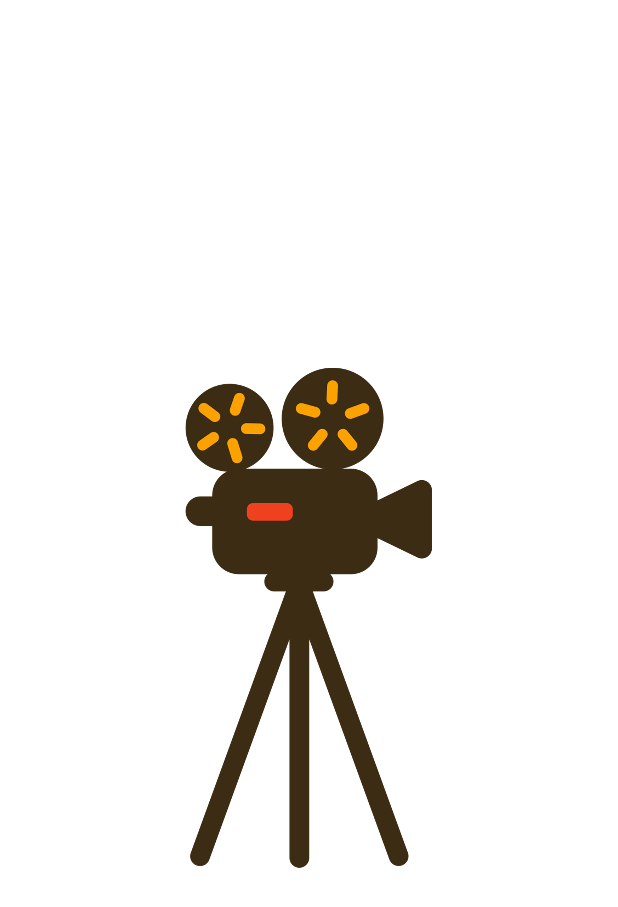
After one commit to ShoshinOleg/MovieReviews, an Android app: the SplashActivity screen opened directly, with no data from a screen before it, on a phone screen of 412 x 824 dp. The commit adds this screen. Shown: the top 907 px of the screen. Run offline under Robolectric (Android 15) with nearby library versions, the light colour scheme and no system bars; 1 statement that could not run was skipped.

Commit message:
Add splash activity and dark theme

```diff
--- a/app/src/main/AndroidManifest.xml
+++ b/app/src/main/AndroidManifest.xml
@@ -2,21 +2,28 @@
 <manifest xmlns:android="http://schemas.android.com/apk/res/android"
     package="com.shoshin.moviereviews">
 
+    <uses-permission android:name="android.permission.INTERNET" />
+
     <application
         android:allowBackup="true"
+        android:name=".main.App"
         android:icon="@mipmap/ic_launcher"
         android:label="@string/app_name"
         android:roundIcon="@mipmap/ic_launcher_round"
         android:supportsRtl="true"
         android:theme="@style/Theme.MovieReviews">
+        <activity android:name=".activities.SplashActivity"
+            android:exported="true"
+            android:theme="@style/AppSplashTheme"
+            >
+            <intent-filter>
+                <action android:name="android.intent.action.MAIN" />
+                <category android:name="android.intent.category.LAUNCHER" />
+            </intent-filter>
+        </activity>
         <activity
             android:name=".activities.MainActivity"
             android:exported="true">
-            <intent-filter>
-                <action android:name="android.intent.action.MAIN" />
-
-                <category android:name="android.intent.category.LAUNCHER" />
-            </intent-filter>
         </activity>
     </application>
 
--- /dev/null
+++ b/app/src/main/java/com/shoshin/moviereviews/activities/SplashActivity.kt
@@ -0,0 +1,15 @@
+package com.shoshin.moviereviews.activities
+
+import android.annotation.SuppressLint
+import android.content.Intent
+import android.os.Bundle
+import androidx.appcompat.app.AppCompatActivity
+
+@SuppressLint("CustomSplashScreen")
+class SplashActivity: AppCompatActivity() {
+    override fun onCreate(savedInstanceState: Bundle?) {
+        super.onCreate(savedInstanceState)
+        startActivity(Intent(this, MainActivity::class.java))
+        finish()
+    }
+}
--- a/app/src/main/java/com/shoshin/moviereviews/di/review/ReviewModule.kt
+++ b/app/src/main/java/com/shoshin/moviereviews/di/review/ReviewModule.kt
@@ -6,6 +6,9 @@ import com.shoshin.data.entities.reviews_response.ReviewResponseToReviewsRemoteM
 import com.shoshin.data.entities.reviews_response.ReviewsResponse
 import com.shoshin.domain.common.Mapper
 import com.shoshin.domain.entities.Review
+import com.shoshin.domain.repositories.IApiKeyRepository
+import com.shoshin.moviereviews.repositories.ApiKeyRepository
+import dagger.Binds
 import dagger.Module
 import dagger.Provides
 import dagger.hilt.InstallIn
@@ -21,4 +24,7 @@ class ReviewModule {
     @Provides
     fun provideReviewRemoteToReviewMapper(): Mapper<ReviewRemote, Review>
         = ReviewRemoteToReviewMapper()
+
+    @Provides
+    fun bindApiKeyRepository(): IApiKeyRepository = ApiKeyRepository()
 }
--- /dev/null
+++ b/app/src/main/res/drawable-v24/splash_drawable.xml
@@ -0,0 +1,11 @@
+<?xml version="1.0" encoding="utf-8"?>
+<layer-list xmlns:android="http://schemas.android.com/apk/res/android">
+    <item>
+        <shape android:shape="rectangle">
+            <solid android:color="@color/splash_background" />
+        </shape>
+    </item>
+    <item
+        android:drawable="@drawable/movie_review_logo"
+        android:gravity="center" />
+</layer-list>
--- a/app/src/main/res/layout/activity_main.xml
+++ b/app/src/main/res/layout/activity_main.xml
@@ -2,6 +2,7 @@
 <androidx.constraintlayout.widget.ConstraintLayout xmlns:android="http://schemas.android.com/apk/res/android"
     xmlns:app="http://schemas.android.com/apk/res-auto"
     xmlns:tools="http://schemas.android.com/tools"
+    android:background="?attr/background"
     android:layout_width="match_parent"
     android:layout_height="match_parent"
     tools:context=".activities.MainActivity">
--- a/app/src/main/res/layout/load_state_holder.xml
+++ b/app/src/main/res/layout/load_state_holder.xml
@@ -5,8 +5,7 @@
     xmlns:tools="http://schemas.android.com/tools"
     android:layout_width="match_parent"
     android:layout_height="80dp"
-    android:paddingStart="8dp"
-    android:paddingEnd="8dp">
+    android:padding="8dp">
 
     <ProgressBar
         android:id="@+id/progressBar"
@@ -40,7 +39,6 @@
         android:layout_marginTop="2dp"
         android:visibility="gone"
         tools:visibility="visible"
-        android:textColor="@color/black"
         app:layout_constraintStart_toStartOf="parent"
         app:layout_constraintEnd_toEndOf="parent"
         app:layout_constraintTop_toBottomOf="@id/messageTextView"
--- a/app/src/main/res/layout/review_holder.xml
+++ b/app/src/main/res/layout/review_holder.xml
@@ -32,7 +32,7 @@
 
         android:layout_width="0dp"
         android:layout_height="wrap_content"
-        app:layout_constraintTop_toTopOf="parent"
+        app:layout_constraintTop_toTopOf="@+id/image"
         app:layout_constraintStart_toEndOf="@+id/image"
         app:layout_constraintEnd_toEndOf="parent"
         tools:text="@tools:sample/lorem"
@@ -40,7 +40,7 @@
 
     <TextView
         android:id="@+id/description"
-        style="@style/TextAppearance.MaterialComponents.Body2"
+        style="@style/TextAppearance.MaterialComponents.Body1"
         android:ellipsize="end"
         android:maxLines="3"
 
--- a/app/src/main/res/values-night/themes.xml
+++ b/app/src/main/res/values-night/themes.xml
@@ -1,16 +1,27 @@
 <resources xmlns:tools="http://schemas.android.com/tools">
     <!-- Base application theme. -->
-    <style name="Theme.MovieReviews" parent="Theme.MaterialComponents.DayNight.DarkActionBar">
+    <style name="Theme.MovieReviews" parent="Theme.MaterialComponents.DayNight.NoActionBar">
         <!-- Primary brand color. -->
-        <item name="colorPrimary">@color/purple_200</item>
+        <item name="colorPrimary">@color/white</item>
         <item name="colorPrimaryVariant">@color/purple_700</item>
-        <item name="colorOnPrimary">@color/black</item>
+        <item name="colorOnPrimary">@color/white</item>
+        <item name="colorPrimaryDark">@color/backgroundNight</item>
         <!-- Secondary brand color. -->
         <item name="colorSecondary">@color/teal_200</item>
-        <item name="colorSecondaryVariant">@color/teal_200</item>
+        <item name="colorSecondaryVariant">@color/teal_700</item>
         <item name="colorOnSecondary">@color/black</item>
         <!-- Status bar color. -->
-        <item name="android:statusBarColor" tools:targetApi="l">?attr/colorPrimaryVariant</item>
+        <item name="android:statusBarColor" tools:targetApi="l">?attr/background</item>
+
+        <item name="background">@color/backgroundNight</item>
         <!-- Customize your theme here. -->
     </style>
+
+    <style name="AppSplashTheme" parent="Theme.MaterialComponents.DayNight.NoActionBar">
+        <item name="android:windowBackground">@drawable/splash_drawable</item>
+        <item name="android:colorPrimary">@color/splash_background</item>
+        <item name="colorPrimary">@color/splash_background</item>
+        <item name="android:colorPrimaryDark">@color/splash_toolbar_background</item>
+        <item name="colorPrimaryDark">@color/splash_toolbar_background</item>
+    </style>
 </resources>
--- a/app/src/main/res/values/colors.xml
+++ b/app/src/main/res/values/colors.xml
@@ -7,4 +7,11 @@
     <color name="teal_700">#FF018786</color>
     <color name="black">#FF000000</color>
     <color name="white">#FFFFFFFF</color>
+    <color name="lightBlack">#232323</color>
+
+    <color name="splash_background">#FFFFFF</color>
+    <color name="splash_toolbar_background">#FFFFFF</color>
+
+    <color name="background">#f6f7fb</color>
+    <color name="backgroundNight">#232323</color>
 </resources>
--- a/app/src/main/res/values/themes.xml
+++ b/app/src/main/res/values/themes.xml
@@ -1,16 +1,27 @@
 <resources xmlns:tools="http://schemas.android.com/tools">
     <!-- Base application theme. -->
-    <style name="Theme.MovieReviews" parent="Theme.MaterialComponents.DayNight.DarkActionBar">
+    <style name="Theme.MovieReviews" parent="Theme.MaterialComponents.DayNight.NoActionBar">
         <!-- Primary brand color. -->
-        <item name="colorPrimary">@color/purple_500</item>
+        <item name="colorPrimary">@color/lightBlack</item>
         <item name="colorPrimaryVariant">@color/purple_700</item>
         <item name="colorOnPrimary">@color/white</item>
+        <item name="colorPrimaryDark">@color/background</item>
         <!-- Secondary brand color. -->
         <item name="colorSecondary">@color/teal_200</item>
         <item name="colorSecondaryVariant">@color/teal_700</item>
         <item name="colorOnSecondary">@color/black</item>
         <!-- Status bar color. -->
-        <item name="android:statusBarColor" tools:targetApi="l">?attr/colorPrimaryVariant</item>
-        <!-- Customize your theme here. -->
+        <item name="android:statusBarColor" tools:targetApi="l">?attr/background</item>
+        <item name="android:windowLightStatusBar" tools:targetApi="23">true</item>
+
+        <item name="background">@color/background</item>
+    </style>
+
+    <style name="AppSplashTheme" parent="Theme.MaterialComponents.DayNight.NoActionBar">
+        <item name="android:windowBackground">@drawable/splash_drawable</item>
+        <item name="android:colorPrimary">@color/splash_background</item>
+        <item name="colorPrimary">@color/splash_background</item>
+        <item name="android:colorPrimaryDark">@color/splash_toolbar_background</item>
+        <item name="colorPrimaryDark">@color/splash_toolbar_background</item>
     </style>
 </resources>
```
Also changed, not shown: app/src/main/res/drawable-xxhdpi/movie_review_logo.png (added).
